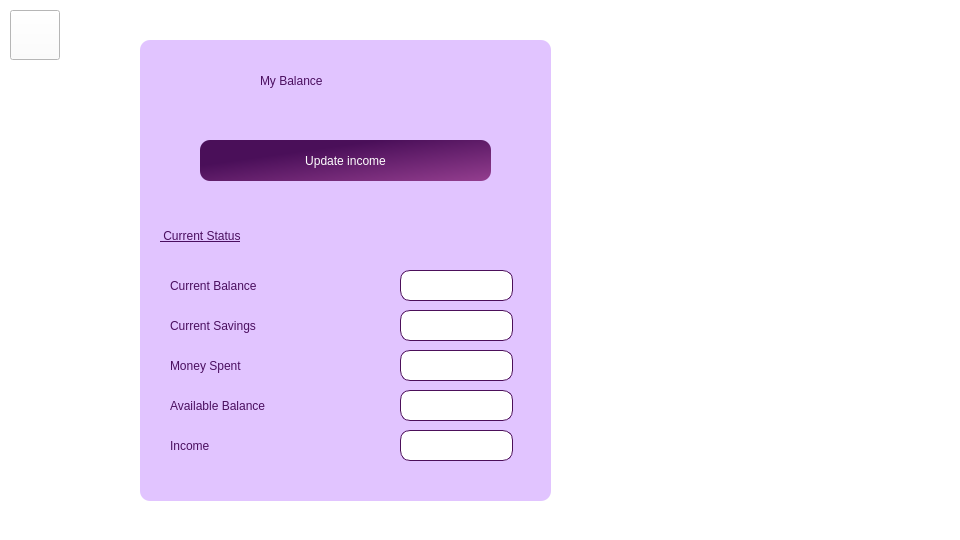
Before: the Qt Designer form checkbalance.ui in Nirjaraa/spendwise, drawn with Qt 5.
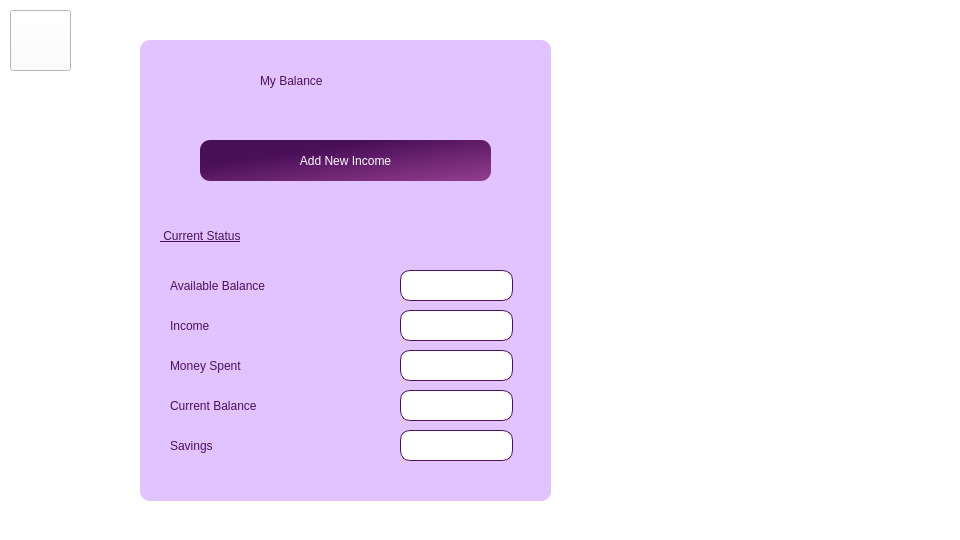
After: the same form once the commit is applied. Icons and pictures are not drawn.

```diff
--- a/checkbalance.ui
+++ b/checkbalance.ui
@@ -37,7 +37,7 @@
      <property name="geometry">
       <rect>
        <x>260</x>
-       <y>390</y>
+       <y>270</y>
        <width>113</width>
        <height>31</height>
       </rect>
@@ -47,7 +47,8 @@
  color:black;
 font: 12pt &quot;Bahnschrift&quot;;
  background-color:white;
-border:1px solid rgb(76,15,90);</string>
+border:1px solid rgb(76,15,90);
+padding:5px;</string>
      </property>
      <property name="text">
       <string/>
@@ -57,7 +58,7 @@
      <property name="geometry">
       <rect>
        <x>260</x>
-       <y>230</y>
+       <y>350</y>
        <width>113</width>
        <height>31</height>
       </rect>
@@ -67,7 +68,8 @@
  color:black;
 font: 12pt &quot;Bahnschrift&quot;;
  background-color:white;
-border:1px solid rgb(76,15,90);</string>
+border:1px solid rgb(76,15,90);
+padding:5px;</string>
      </property>
      <property name="text">
       <string/>
@@ -77,7 +79,7 @@
      <property name="geometry">
       <rect>
        <x>30</x>
-       <y>230</y>
+       <y>350</y>
        <width>171</width>
        <height>31</height>
       </rect>
@@ -145,7 +147,7 @@
 </string>
      </property>
      <property name="text">
-      <string>Update income</string>
+      <string>Add New Income</string>
      </property>
     </widget>
     <widget class="QLineEdit" name="moneyspent">
@@ -172,7 +174,7 @@
      <property name="geometry">
       <rect>
        <x>30</x>
-       <y>270</y>
+       <y>390</y>
        <width>171</width>
        <height>31</height>
       </rect>
@@ -182,14 +184,14 @@
  color:rgb(75,15,96);</string>
      </property>
      <property name="text">
-      <string>Current Savings</string>
+      <string>Savings</string>
      </property>
     </widget>
     <widget class="QLineEdit" name="currentsavings">
      <property name="geometry">
       <rect>
        <x>260</x>
-       <y>270</y>
+       <y>390</y>
        <width>113</width>
        <height>31</height>
       </rect>
@@ -199,7 +201,8 @@
  color:black;
 font: 12pt &quot;Bahnschrift&quot;;
  background-color:white;
-border:1px solid rgb(76,15,90);</string>
+border:1px solid rgb(76,15,90);
+padding:5px;</string>
      </property>
      <property name="text">
       <string/>
@@ -226,7 +229,7 @@
      <property name="geometry">
       <rect>
        <x>30</x>
-       <y>350</y>
+       <y>230</y>
        <width>211</width>
        <height>31</height>
       </rect>
@@ -243,7 +246,7 @@
      <property name="geometry">
       <rect>
        <x>260</x>
-       <y>350</y>
+       <y>230</y>
        <width>113</width>
        <height>31</height>
       </rect>
@@ -253,7 +256,8 @@
  color:black;
 font: 12pt &quot;Bahnschrift&quot;;
  background-color:white;
-border:1px solid rgb(76,15,90);</string>
+border:1px solid rgb(76,15,90);
+padding:5px;</string>
      </property>
      <property name="text">
       <string/>
@@ -263,7 +267,7 @@
      <property name="geometry">
       <rect>
        <x>30</x>
-       <y>390</y>
+       <y>270</y>
        <width>211</width>
        <height>31</height>
       </rect>
@@ -318,8 +322,8 @@
      <rect>
       <x>10</x>
       <y>10</y>
-      <width>50</width>
-      <height>50</height>
+      <width>61</width>
+      <height>61</height>
      </rect>
     </property>
     <property name="styleSheet">
```
Left out of the diff: 3 changed lines with no effect on the pictures.
